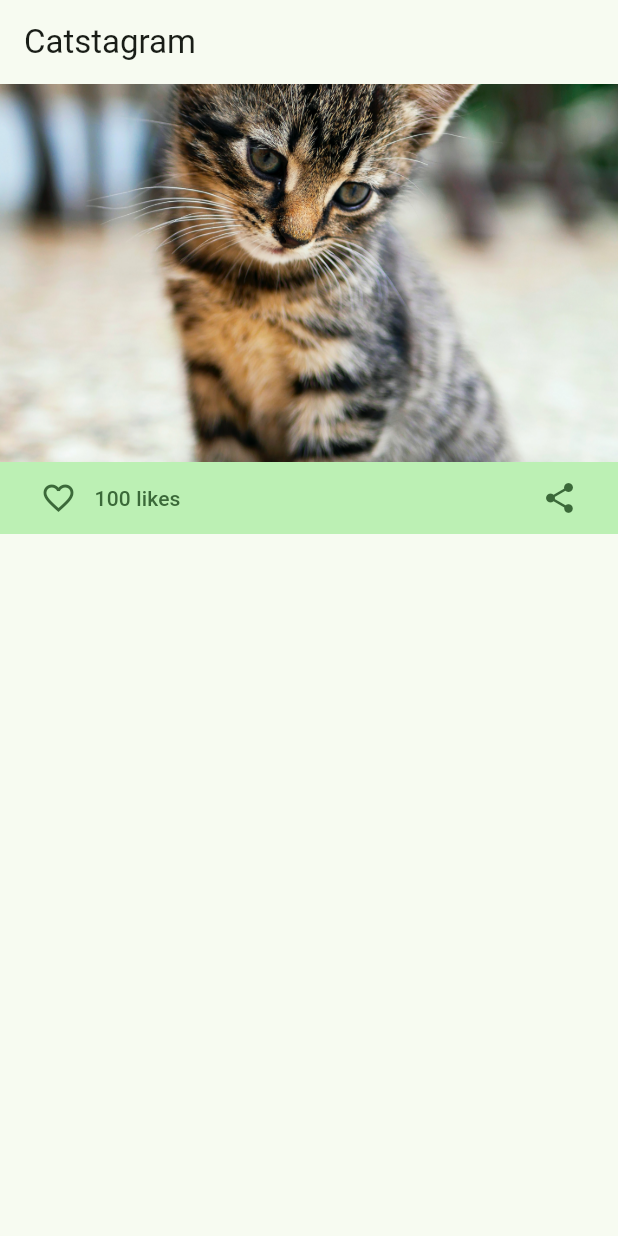
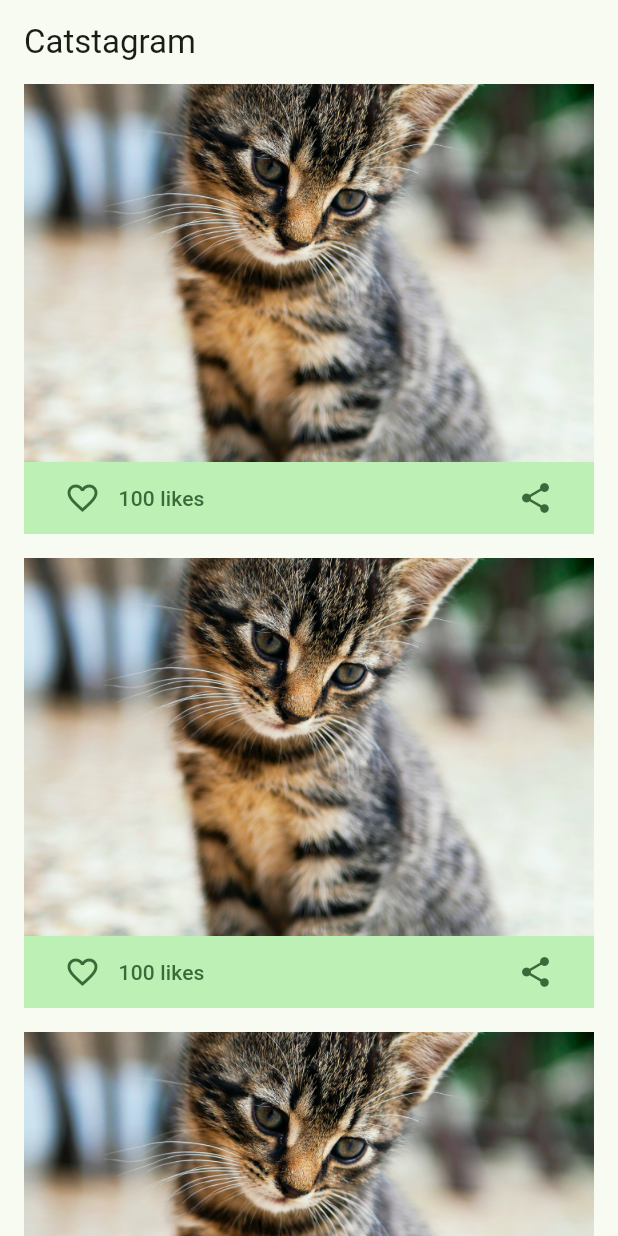
Before and after one commit to LabelA/catstagram, a Flutter app: the screen it shows after launch, on a phone screen of 412 x 824 dp. Run offline on Flutter 3.47's test engine with Material 2 defaults, Android fonts, the phone set to English and light mode, and no system bars.

Commit message:
feat: resolve challenge 1

```diff
--- a/lib/core/app/app.dart
+++ b/lib/core/app/app.dart
@@ -13,7 +13,7 @@ class App extends StatelessWidget {
         colorScheme: ColorScheme.fromSeed(seedColor: Colors.green),
         useMaterial3: true,
       ),
-      home: const Homepage(),
+      home: Homepage(),
     );
   }
 }
--- a/lib/homepage/components/photo_card.dart
+++ b/lib/homepage/components/photo_card.dart
@@ -2,10 +2,16 @@ import 'package:catstagram/homepage/components/like_button.dart';
 import 'package:catstagram/homepage/components/share_button.dart';
 import 'package:flutter/material.dart';
 
-class PhotoCard extends StatelessWidget {
+class PhotoCard extends StatefulWidget {
   const PhotoCard({super.key});
 
-  final int likes = 100;
+  @override
+  State<PhotoCard> createState() => _PhotoCardState();
+}
+
+class _PhotoCardState extends State<PhotoCard> {
+  int get likes => 100 + (isLiked ? 1 : 0);
+  bool isLiked = false;
 
   @override
   Widget build(BuildContext context) {
@@ -34,8 +40,8 @@ class PhotoCard extends StatelessWidget {
                 // Sadly this like button doesn't update the like variable.
                 // It also doesn't change to a filled heart when pressed.
                 LikeButton(
-                  onPressed: () => print('clicked'),
-                  isLiked: false,
+                  onPressed: () => setState(() => isLiked = !isLiked),
+                  isLiked: isLiked,
                 ),
                 Text(
                   '$likes likes',
--- a/lib/homepage/homepage.dart
+++ b/lib/homepage/homepage.dart
@@ -2,7 +2,9 @@ import 'package:catstagram/homepage/components/photo_card.dart';
 import 'package:flutter/material.dart';
 
 class Homepage extends StatelessWidget {
-  const Homepage({super.key});
+  Homepage({super.key});
+
+  final photoCardItems = List.filled(10, const PhotoCard());
 
   @override
   Widget build(BuildContext context) {
@@ -12,10 +14,13 @@ class Homepage extends StatelessWidget {
       ),
       // This widget looks empty, would be nice to see multiple photocards in
       // a list.
-      body: const Column(
-        children: [
-          PhotoCard(),
-        ],
+      body: Padding(
+        padding: const EdgeInsets.symmetric(horizontal: 16),
+        child: ListView.separated(
+          itemCount: photoCardItems.length,
+          itemBuilder: (context, index) => photoCardItems[index],
+          separatorBuilder: (context, index) => const SizedBox(height: 16),
+        ),
       ),
     );
   }
```
